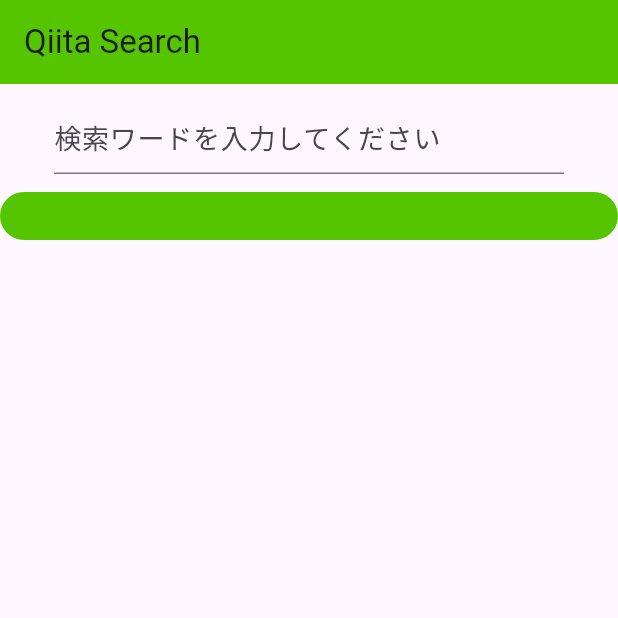
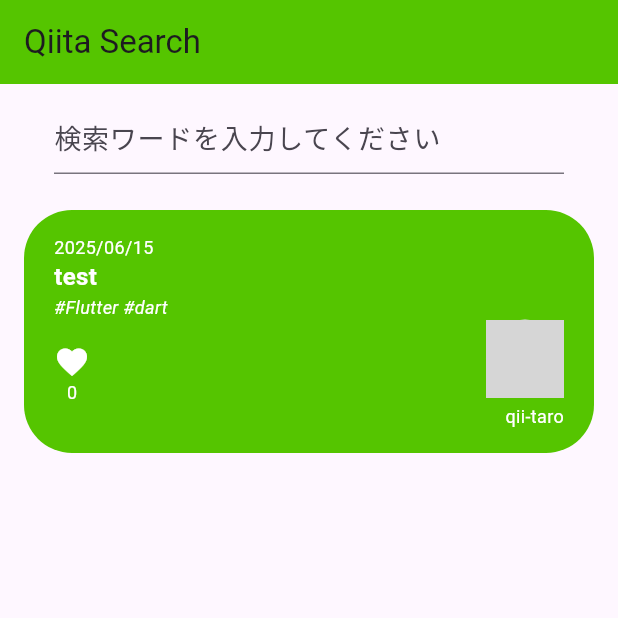
Before and after one commit to kmiono/qiita_search, a Flutter app: the screen it shows after launch, on a phone screen of 412 x 824 dp, the top half of it. Run offline on Flutter 3.47's test engine with Material 3 defaults, Android fonts, the phone set to English and light mode, and no system bars; our stand-ins replace flutter_dotenv; network calls fail; grey boxes are pictures that could not be loaded.

Commit message:
検索結果画面表示　試作完成

```diff
--- a/lib/screens/search_screen.dart
+++ b/lib/screens/search_screen.dart
@@ -3,6 +3,7 @@ import 'dart:convert';
 import 'package:http/http.dart' as http; // httpという変数を通して、httpパッケージにアクセス
 import 'package:flutter_dotenv/flutter_dotenv.dart';
 import 'package:qiita_search/models/article.dart';
+import 'package:qiita_search/models/user.dart';
 import 'package:qiita_search/widgets/article_container.dart';
 
 class SearchScreen extends StatefulWidget {
@@ -41,7 +42,19 @@ class _SearchScreenState extends State<SearchScreen> {
               },
             ),
           ),
-          const ArticleContainer(),
+          ArticleContainer(
+            article: Article(
+              title: 'test',
+              user: User(
+                id: 'qii-taro',
+                profileImageUrl:
+                    'https://firebasestorage.googleapis.com/v0/b/gs-expansion-test.appspot.com/o/unknown_person.png?alt=media',
+              ),
+              createdAt: DateTime.now(),
+              tags: ['Flutter', 'dart'],
+              url: 'https://example.com',
+            ),
+          ),
         ],
       ),
     );
--- a/lib/widgets/article_container.dart
+++ b/lib/widgets/article_container.dart
@@ -1,11 +1,20 @@
 import 'package:flutter/material.dart';
+import 'package:qiita_search/models/article.dart';
+import 'package:intl/intl.dart';
 
 class ArticleContainer extends StatelessWidget {
-  const ArticleContainer({super.key});
+  const ArticleContainer({super.key, required this.article});
+
+  final Article article;
 
   @override
   Widget build(BuildContext context) {
-    return Container(
+    return Padding(
+      padding: const EdgeInsets.symmetric(
+        vertical: 12,
+        horizontal: 16,
+      ),
+      child: Container(
         padding: const EdgeInsets.symmetric(
           horizontal: 20,
           vertical: 16,
@@ -16,6 +25,80 @@ class ArticleContainer extends StatelessWidget {
             Radius.circular(32),
           ),
         ),
+        child: Column(
+          crossAxisAlignment: CrossAxisAlignment.start,
+          children: [
+            // createAt
+            Text(
+              DateFormat('yyyy/MM/dd').format(article.createdAt),
+              style: const TextStyle(
+                color: Colors.white,
+                fontSize: 12,
+              ),
+            ),
+            // title
+            Text(
+              article.title,
+              maxLines: 2,
+              overflow: TextOverflow.ellipsis,
+              style: const TextStyle(
+                fontSize: 16,
+                fontWeight: FontWeight.bold,
+                color: Colors.white,
+              ),
+            ),
+            // tag
+            Text(
+              '#${article.tags.join(' #')}',
+              style: const TextStyle(
+                fontSize: 12,
+                color: Colors.white,
+                fontStyle: FontStyle.italic,
+              ),
+            ),
+            Row(
+              mainAxisAlignment: MainAxisAlignment.spaceBetween,
+              children: [
+                Column(
+                  children: [
+                    const Icon(
+                      Icons.favorite,
+                      color: Colors.white,
+                    ),
+                    Text(
+                      article.likesCount.toString(),
+                      style: const TextStyle(
+                        fontSize: 12,
+                        color: Colors.white,
+                      ),
+                    ),
+                  ],
+                ),
+                Column(
+                  crossAxisAlignment: CrossAxisAlignment.end,
+                  children: [
+                    CircleAvatar(
+                      radius: 26,
+                      backgroundImage:
+                          NetworkImage(article.user.profileImageUrl),
+                    ),
+                    const SizedBox(
+                      height: 4,
+                    ),
+                    Text(
+                      article.user.id,
+                      style: const TextStyle(
+                        fontSize: 12,
+                        color: Colors.white,
+                      ),
+                    ),
+                  ],
+                )
+              ],
+            )
+          ],
+        ),
+      ),
     );
   }
 }
--- a/pubspec.yaml
+++ b/pubspec.yaml
@@ -36,6 +36,7 @@ dependencies:
   cupertino_icons: ^1.0.8
   flutter_dotenv: ^5.2.1
   http: ^1.4.0
+  intl: ^0.20.2
 
 dev_dependencies:
   flutter_test:
```
Also changed, not shown: pubspec.lock. Lines whose indentation alone changed are shown as unchanged.
